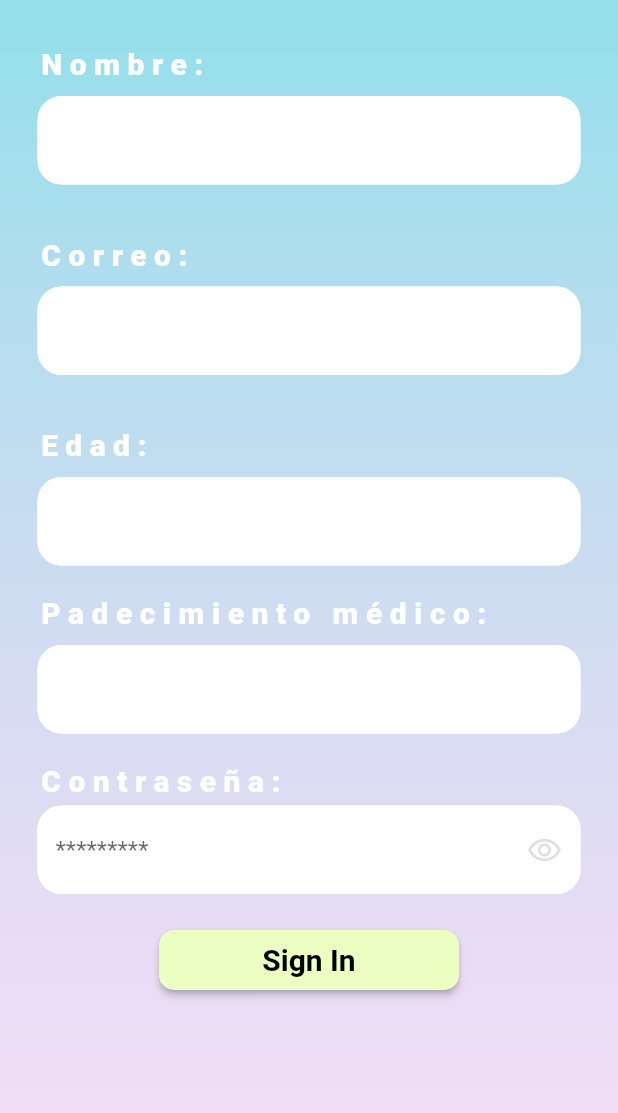
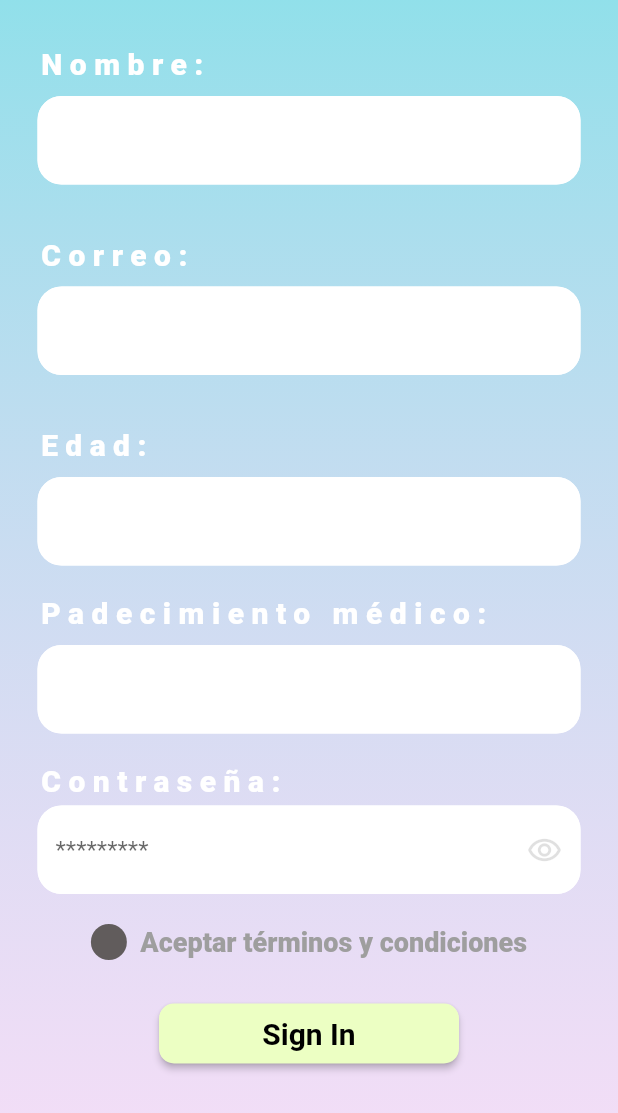
Before and after one commit to charliechazz/flutter_application_2, a Flutter app: the RegisterScreen screen opened by its route, scrolled down 244 dp, on a phone screen of 412 x 824 dp. Shown: the top 1113 px of the screen. Run offline on Flutter 3.47's test engine with Material 2 defaults, Android fonts, the phone set to English and light mode, and no system bars; our stand-ins replace go_router.

Commit message:
register_screen terminado

```diff
--- a/lib/screens/authentication/login_screen.dart
+++ b/lib/screens/authentication/login_screen.dart
@@ -1,7 +1,5 @@
 import 'package:flutter/material.dart';
 import 'package:flutter_application_2/routes/routes.dart';
-import 'package:flutter_application_2/widgets/login_widgets/login_user_custom_textfield.dart';
-import 'package:flutter_application_2/widgets/login_widgets/login_password_custom_textfield.dart';
 
 import '../../widgets/widgets.dart';
 
--- a/lib/screens/authentication/register_screen.dart
+++ b/lib/screens/authentication/register_screen.dart
@@ -1,7 +1,4 @@
 import 'package:flutter/material.dart';
-import 'package:flutter_application_2/widgets/register_widgets/register_name_custom_textfield.dart';
-import 'package:flutter_application_2/widgets/register_widgets/register_password_custom_textfield.dart';
-import 'package:flutter_application_2/widgets/register_widgets/register_sickness_custom_textfield.dart';
 
 import '../../routes/routes.dart';
 import '../../widgets/widgets.dart';
@@ -36,12 +33,23 @@ class RegisterScreen extends StatelessWidget {
   }
 }
 
-class _Register extends StatelessWidget {
+class _Register extends StatefulWidget {
+  @override
+  State<_Register> createState() => _RegisterState();
+}
+
+class _RegisterState extends State<_Register> {
   final TextEditingController nameTextController = TextEditingController();
+
   final TextEditingController emailTextController = TextEditingController();
+
   final TextEditingController ageTextController = TextEditingController();
+
   final TextEditingController medicTextController = TextEditingController();
+
   final TextEditingController passwordTextController = TextEditingController();
+
+  bool termsAndServices = false;
 
   @override
   Widget build(BuildContext context) {
@@ -77,6 +85,10 @@ class _Register extends StatelessWidget {
             const SizedBox(
               height: 20,
             ),
+            const CustomCheckbox(message:'  Aceptar términos y condiciones'),
+            const SizedBox(
+              height: 25,
+            ),
             BotonPersonalizado(
               text: 'Sign In',
               evento:(){
--- /dev/null
+++ b/lib/widgets/custom_checkbox.dart
@@ -0,0 +1,67 @@
+import 'package:flutter/material.dart';
+
+class CustomCheckbox extends StatefulWidget {
+  const CustomCheckbox({
+    Key? key,
+    this.width = 24.0,
+    this.height = 24.0,
+    this.iconSize = 20,
+    this.onChanged,
+    this.checkColor = Colors.white,
+    required this.message
+  }) : super(key: key);
+
+  final double width;
+  final double height;
+  // Now you can set the checkmark size of your own
+  final double? iconSize;
+  final Color? checkColor;
+  final Function(bool?)? onChanged;
+  final String message;
+
+  @override
+  State<CustomCheckbox> createState() => _CustomCheckboxState();
+}
+
+class _CustomCheckboxState extends State<CustomCheckbox> {
+  bool isChecked = false;
+
+  @override
+  Widget build(BuildContext context) {
+    return InkWell(
+      onTap: () {
+        setState(() => isChecked = !isChecked);
+        widget.onChanged?.call(isChecked);
+      },
+      child: Row(
+        mainAxisAlignment: MainAxisAlignment.center,
+        children: [Container(
+          width: widget.width,
+          height: widget.height,
+          decoration: BoxDecoration(
+            color: isChecked ? const Color.fromARGB(255, 53, 137, 206) : const Color.fromARGB(255, 97, 92, 92),
+            borderRadius: BorderRadius.circular(15.0),
+          ),
+          child: isChecked
+              ? Icon(
+                  textDirection: TextDirection.ltr,
+                  Icons.check,
+                  size: widget.iconSize,
+                  color: widget.checkColor,
+                )
+              : null,
+        ),
+        Text(
+          widget.message,
+          style: const TextStyle(
+            //letterSpacing: 5,
+            fontSize: 18,
+            fontWeight: FontWeight.w900,
+            color: Colors.grey
+          ),
+        ),
+        ]
+      ),
+    );
+  }
+}
--- a/lib/widgets/widgets.dart
+++ b/lib/widgets/widgets.dart
@@ -4,3 +4,7 @@ export 'package:flutter_application_2/widgets/register_widgets/register_email_cu
 export 'package:flutter_application_2/widgets/register_widgets/register_name_custom_textfield.dart';
 export 'package:flutter_application_2/widgets/register_widgets/register_password_custom_textfield.dart';
 export 'package:flutter_application_2/widgets/register_widgets/register_age_custom_textfield.dart';
+export 'package:flutter_application_2/widgets/register_widgets/register_sickness_custom_textfield.dart';
+export 'package:flutter_application_2/widgets/custom_checkbox.dart';
+export 'package:flutter_application_2/widgets/login_widgets/login_user_custom_textfield.dart';
+export 'package:flutter_application_2/widgets/login_widgets/login_password_custom_textfield.dart';
```
